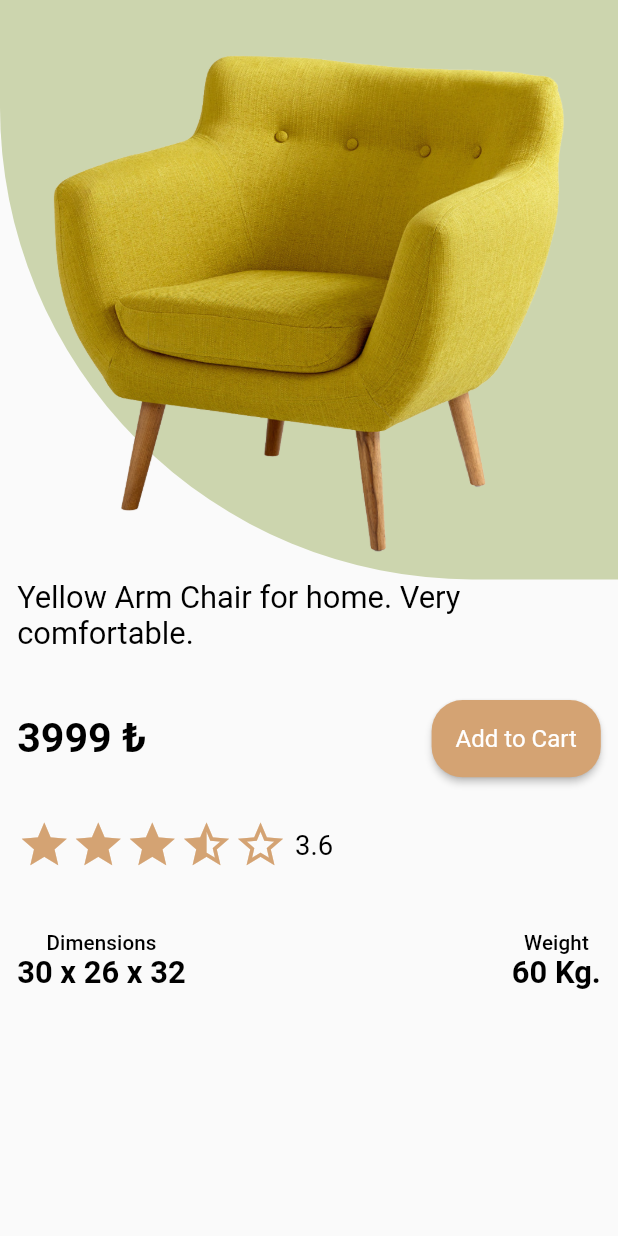
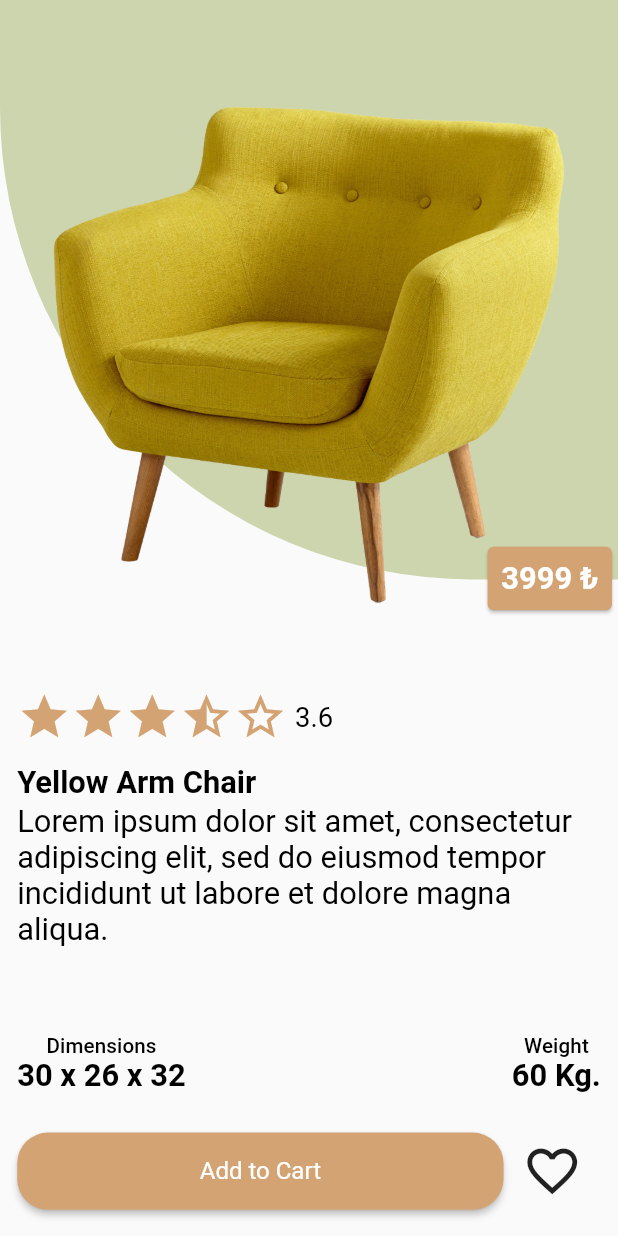
Before and after one commit to erkanoygun/ShopApp, a Flutter app: the screen it shows after launch, after a tap on an icon or button, on a phone screen of 412 x 824 dp. Run offline on Flutter 3.47's test engine with Material 2 defaults, Android fonts, the phone set to English and light mode, and no system bars; our stand-ins replace flutter_screenutil.

Commit message:
detail page revised

```diff
--- a/lib/view-model/app_view_model.dart
+++ b/lib/view-model/app_view_model.dart
@@ -6,6 +6,8 @@ import '../core/constant/app/app_constant.dart';
 class AppViewModel extends ChangeNotifier {
   List<Product> products = [];
   List<String> favoritesList = [];
+  final String loremIpsum =
+      "Lorem ipsum dolor sit amet, consectetur adipiscing elit, sed do eiusmod tempor incididunt ut labore et dolore magna aliqua.";
   List cartList = [];
   int selectedIndex = 0;
   final _random = Random();
@@ -21,8 +23,7 @@ class AppViewModel extends ChangeNotifier {
           randomArmChairList[_random.nextInt(randomArmChairList.length)];
       Product product = Product.randomCreate(
         name: "${element["color"]} Arm Chair",
-        description:
-            "${element["color"]} Arm Chair for home. Very comfortable.",
+        description: loremIpsum,
         imgPath: "${AppConstant.imagePath}${element["imgPathName"]}.png",
         weight: element["weight"],
         id: "fakeId_$i",
@@ -57,9 +58,9 @@ class AppViewModel extends ChangeNotifier {
     notifyListeners();
   }
 
-  void addQuantitiy(String id){
-    for(Product i in cartList){
-      if(i.id == id){
+  void addQuantitiy(String id) {
+    for (Product i in cartList) {
+      if (i.id == id) {
         i.quantitiy = i.quantitiy + 1;
         break;
       }
@@ -67,21 +68,17 @@ class AppViewModel extends ChangeNotifier {
     notifyListeners();
   }
 
-  void deleteQuantitiy(String id){
-    for(Product i in cartList){
-      if(i.id == id){
-        if(i.quantitiy == 1){
-          print("Girdi");
+  void deleteQuantitiy(String id) {
+    for (Product i in cartList) {
+      if (i.id == id) {
+        if (i.quantitiy == 1) {
           cartList.removeWhere((element) => element.id == id);
           break;
-        }
-        else{
+        } else {
           i.quantitiy = i.quantitiy - 1;
         }
-
       }
     }
     notifyListeners();
   }
-
 }
--- a/lib/views/DetailPage/detail_page.dart
+++ b/lib/views/DetailPage/detail_page.dart
@@ -4,6 +4,7 @@ import 'package:shop_app/views/DetailPage/widgets/product_description_text.dart'
 import 'package:shop_app/views/DetailPage/widgets/product_details.dart';
 import 'package:shop_app/views/DetailPage/widgets/product_image.dart';
 import 'package:shop_app/views/DetailPage/widgets/product_price_and_cartbutton.dart';
+import 'package:shop_app/views/DetailPage/widgets/product_title.dart';
 import 'package:shop_app/views/DetailPage/widgets/star_rating_bar.dart';
 import '../../model/product_model.dart';
 
@@ -18,24 +19,51 @@ class DetailPage extends StatelessWidget {
     return Scaffold(
       body: Column(
         children: [
-          ProductImage(imgPath: product.imgPath),
-          Padding(
+          Expanded(
+            flex: 6,
+            child: ProductImage(
+              imgPath: product.imgPath,
+              price: product.price,
+            ),
+          ),
+          Expanded(
+            flex: 5,
+            child: Padding(
               padding: paddingSymmetric,
               child: Column(
+                mainAxisSize: MainAxisSize.min,
                 children: [
-                ProductDescription(
+                  Expanded(
+                    flex: 2,
+                    child: StarsRatingWidget(
+                      rating: product.rating,
+                      numberOfIcon: 5,
+                      iconSize: iconSize,
+                    ),
+                  ),
+                  Expanded(
+                    flex: 1,
+                    child: ProductTitleWidget(title: product.name),
+                  ),
+                  Expanded(
+                    flex: 5,
+                    child: ProductDescription(
                       description: product.description,
                     ),
-                ProductPriceAndCartButton(productPrice: product.price),
-                StarsRatingWidget(
-                    rating: product.rating,
-                    numberOfIcon: 5,
-                    iconSize: iconSize),
-                ProductDetails(
+                  ),
+                  Expanded(
+                    flex: 2,
+                    child: ProductDetails(
                       productDimensions: product.dimensions,
                       productWeight: product.weight.toString(),
                     ),
+                  ),
+                  Expanded(
+                    flex: 3,
+                    child: ProductCartButtonFavIcon(productPrice: product.price),
+                  ),
                 ],
+              ),
             ),
           ),
         ],
--- a/lib/views/DetailPage/widgets/product_description_text.dart
+++ b/lib/views/DetailPage/widgets/product_description_text.dart
@@ -14,6 +14,7 @@ class ProductDescription extends StatelessWidget {
       child: Text(
         description,
         style: Theme.of(context).textTheme.bodyMedium,
+
       ),
     );
   }
--- a/lib/views/DetailPage/widgets/product_details.dart
+++ b/lib/views/DetailPage/widgets/product_details.dart
@@ -9,7 +9,7 @@ class ProductDetails extends StatelessWidget {
       required this.productWeight});
   final String productDimensions;
   final String productWeight;
-  static final double boxHeightSize = 65.h;
+  static final double boxHeightSize = 40.h;
   final String weightUnit = "Kg";
 
   @override
--- a/lib/views/DetailPage/widgets/product_image.dart
+++ b/lib/views/DetailPage/widgets/product_image.dart
@@ -1,14 +1,20 @@
 import 'package:flutter/material.dart';
 import 'package:flutter_screenutil/flutter_screenutil.dart';
+import 'package:shop_app/core/extension/color_extensions.dart';
+
+import '../../../core/constant/app/colors.dart';
 
 class ProductImage extends StatelessWidget {
-  const ProductImage({super.key,required this.imgPath});
+  const ProductImage({super.key, required this.imgPath, required this.price});
   final String imgPath;
+  final String price;
   static final double containerLeftBottomRadius = 275.r;
   static final double containerHeight = 300.h;
   static final double imageSizedBoxHeight = 306.h;
   static final double imageSizedBoxWidth = 306.w;
-  static final EdgeInsets paddingOnly = const EdgeInsets.only(top: 24, bottom: 3).r;
+  static final EdgeInsets paddingOnly =
+      const EdgeInsets.only(top: 24, bottom: 3).r;
+  static final EdgeInsets paddingAllPriceText = const EdgeInsets.all(8.0).r;
 
   @override
   Widget build(BuildContext context) {
@@ -35,6 +41,27 @@ class ProductImage extends StatelessWidget {
             ),
           ),
         ),
+        Positioned.fill(
+          bottom: 30.h,
+          child: Align(
+            alignment: Alignment.bottomRight,
+            child: Card(
+              color: AppColor.brown.toColor(),
+              child: Padding(
+                padding: paddingAllPriceText,
+                child: Text(
+                  price,
+                  style: Theme.of(context).textTheme.bodyMedium!.merge(
+                        TextStyle(
+                          fontWeight: FontWeight.bold,
+                          color: AppColor.white.toColor(),
+                        ),
+                      ),
+                ),
+              ),
+            ),
+          ),
+        ),
       ],
     );
   }
--- a/lib/views/DetailPage/widgets/product_price_and_cartbutton.dart
+++ b/lib/views/DetailPage/widgets/product_price_and_cartbutton.dart
@@ -4,28 +4,23 @@ import 'package:shop_app/core/extension/color_extensions.dart';
 import '../../../core/constant/app/app_texts.dart';
 import '../../../core/constant/app/colors.dart';
 
-class ProductPriceAndCartButton extends StatelessWidget {
-  const ProductPriceAndCartButton({super.key, required this.productPrice});
-  static final double boxHeightSize = 55.h;
-  static final double buttonSize = 40.h;
+class ProductCartButtonFavIcon extends StatelessWidget {
+  const ProductCartButtonFavIcon({super.key, required this.productPrice});
+  static final double boxHeightSize = 40.h;
+  static final double buttonSize = 35.h;
   static final double buttonRadius = 18.0.r;
   final String productPrice;
 
   @override
   Widget build(BuildContext context) {
-    return SizedBox(
+    return Row(
+      children: [
+        Expanded(
+          flex: 5,
+          child: SizedBox(
             height: boxHeightSize,
             width: double.infinity,
-      child: Row(
-        mainAxisAlignment: MainAxisAlignment.spaceBetween,
-        children: [
-          Text(
-            productPrice,
-            style: Theme.of(context).textTheme.bodyLarge!.merge(
-                  const TextStyle(fontWeight: FontWeight.bold),
-                ),
-          ),
-          ElevatedButton(
+            child: ElevatedButton(
               style: ElevatedButton.styleFrom(
                 shape: RoundedRectangleBorder(
                   borderRadius: BorderRadius.circular(buttonRadius),
@@ -44,8 +39,16 @@ class ProductPriceAndCartButton extends StatelessWidget {
                     .merge(TextStyle(color: AppColor.white.toColor())),
               ),
             ),
+          ),
+        ),
+        const Expanded(
+          flex: 1,
+          child: Icon(
+            Icons.favorite_border,
+            size: 40,
+          ),
+        ),
       ],
-      ),
     );
   }
 }
--- /dev/null
+++ b/lib/views/DetailPage/widgets/product_title.dart
@@ -0,0 +1,19 @@
+import 'package:flutter/material.dart';
+
+class ProductTitleWidget extends StatelessWidget {
+  const ProductTitleWidget({super.key, required this.title});
+  final String title;
+
+  @override
+  Widget build(BuildContext context) {
+    return Align(
+      alignment: Alignment.centerLeft,
+      child: Text(
+        title,
+        style: Theme.of(context).textTheme.bodyMedium!.merge(
+              const TextStyle(fontWeight: FontWeight.bold),
+            ),
+      ),
+    );
+  }
+}
--- a/lib/views/ShopCartPage/widgets/product_add_remove_widget.dart
+++ b/lib/views/ShopCartPage/widgets/product_add_remove_widget.dart
@@ -18,7 +18,7 @@ class ProductAddAndRemoveWidget extends StatelessWidget {
       mainAxisAlignment: MainAxisAlignment.spaceAround,
       children: [
         Text(
-          "10000₺",
+          mystate.cartList[index].price,
           style: Theme.of(context).textTheme.headlineSmall!.merge(
                 const TextStyle(fontWeight: FontWeight.bold),
               ),
```
Lines whose indentation alone changed are shown as unchanged.
